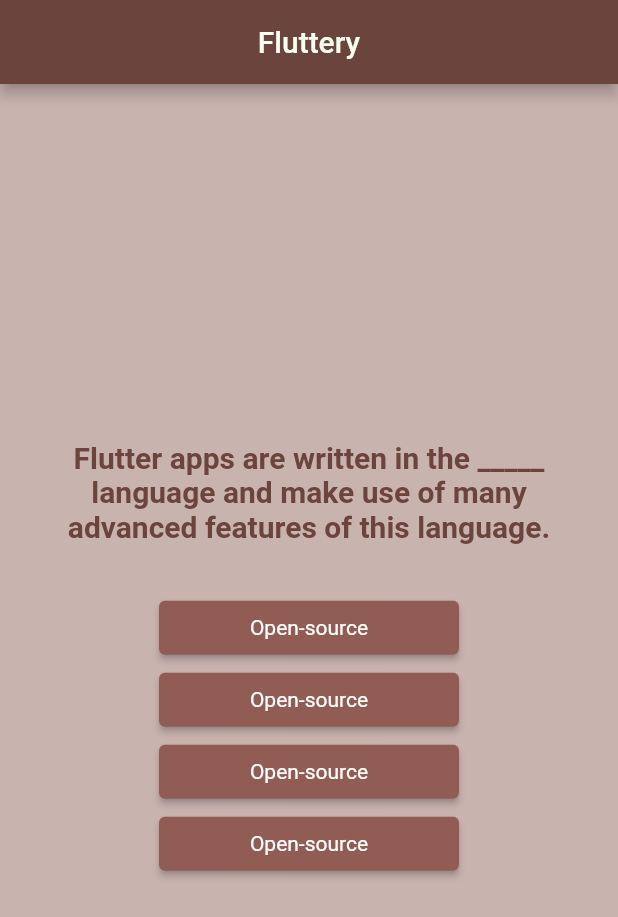
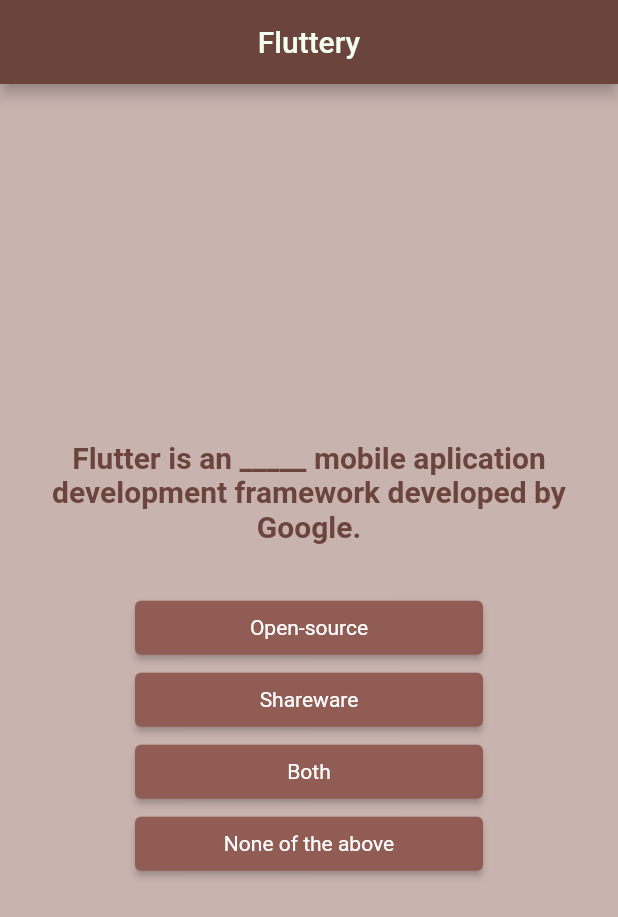
Before and after one commit to naomilago/fluttery, a Flutter app: the screen it shows after launch, on a phone screen of 412 x 824 dp. Shown: the top 917 px of the screen. Run offline on Flutter 3.47's test engine with Material 2 defaults, Android fonts, the phone set to English and light mode, and no system bars; our stand-ins replace hexcolor.

Commit message:
New abstractions + erros ✨

```diff
--- a/lib/answer.dart
+++ b/lib/answer.dart
@@ -3,16 +3,23 @@
 
 class Answer extends StatelessWidget {
   final VoidCallback selectHandler;
-  const Answer(this.selectHandler, {Key? key}) : super(key: key);
+  final String answerText;
+
+  const Answer(this.selectHandler, this.answerText, {Key? key})
+      : super(key: key);
 
   @override
   Widget build(BuildContext context) {
     return ElevatedButton(
-      child: Text(
-        "Open-source",
-        style: TextStyle(
-          fontWeight: FontWeight.w400,
-          color: HexColor("#FEFEFE"),
+      child: SizedBox(
+        width: 200,
+        child: Text(
+          answerText,
+          textAlign: TextAlign.center,
+          style: TextStyle(
+            fontWeight: FontWeight.w400,
+            color: HexColor("#FEFEFE"),
+          ),
         ),
       ),
       style: ButtonStyle(
--- a/lib/main.dart
+++ b/lib/main.dart
@@ -1,7 +1,6 @@
 import "package:flutter/material.dart";
 import "package:hexcolor/hexcolor.dart";
-import "./question.dart";
-import "./answer.dart";
+import './quiz.dart';
 
 void main() {
   runApp(const MyApp());
@@ -17,9 +16,76 @@
 }
 
 class _MyAppState extends State<MyApp> {
-  var _indexQuestion = 1;
+  static const _data = [
+    {
+      'questionText':
+          'Flutter is an _____ mobile aplication development framework developed by Google.',
+      'answers': [
+        {'text': 'Open-source', 'score': 9.73},
+        {'text': 'Shareware', 'score': 4.61},
+        {'text': 'Both', 'score': 1.95},
+        {'text': 'None of the above', 'score': 0},
+      ]
+    },
+    {
+      'questionText':
+          'Flutter apps are written in the _____ language and make use of many advanced features of this language.',
+      'answers': [
+        {'text': 'Java', 'score': 2.3},
+        {'text': 'HTML', 'score': 0.32},
+        {'text': 'JavaScript', 'score': 3},
+        {'text': 'Dart', 'score': 9.98},
+        'Java',
+        'HTML',
+        'Javascript',
+        'Dart'
+      ]
+    },
+    {
+      'questionText': 'Which of the following widgets is used for layouts?',
+      'answers': [
+        {'text': 'Text', 'score': 0.64},
+        {'text': 'Column', 'score': 10},
+        {'text': 'Inkwell', 'score': 3.28},
+        {'text': 'Expanded', 'score': 1.02}
+      ]
+    },
+    {
+      'questionText': 'When was Flutter first described?',
+      'answers': [
+        {'text': '2012', 'score': 0.12},
+        {'text': '2013', 'score': 2.13},
+        {'text': '2017', 'score': 6.42},
+        {'text': '2015', 'score': 9.99}
+      ]
+    },
+    {
+      'questionText': 'When was Flutter released?',
+      'answers': [
+        {'text': '2016', 'score': 5.53},
+        {'text': '2017', 'score': 10},
+        {'text': '2013', 'score': 2.47},
+        {'text': '2019', 'score': 2.35}
+      ]
+    }
+  ];
 
-  void _answerQuestion() {
+  var _indexQuestion = 0;
+  var _totalScore = 0;
+
+  void _answerQuestion(int score) {
+    _totalScore += score;
+
+    setState(() {
+      if (_indexQuestion <= 3 && _indexQuestion >= 0) {
+        _indexQuestion++;
+      } else {
+        _indexQuestion = 0;
+      }
+    });
+  }
+
+  void _restart() {
     setState(() {
       if (_indexQuestion <= 3 && _indexQuestion >= 0) {
         _indexQuestion++;
@@ -31,14 +97,6 @@
 
   @override
   Widget build(BuildContext context) {
-    var questions = [
-      'Flutter is an _____ mobile aplication development framework developed by Google.',
-      'Flutter apps are written in the _____ language and make use of many advanced features of this language.',
-      'Which of the following widgets is used for layouts?',
-      'When was Flutter first described?',
-      'When was Flutter released?',
-    ];
-
     return MaterialApp(
       home: Scaffold(
           backgroundColor: HexColor("#C9B3AF"),
@@ -56,36 +114,44 @@
           ),
           body: Align(
               alignment: Alignment.center,
+              child: (_indexQuestion <= 3 && _indexQuestion >= 0)
+                  ? Quiz(
+                      answerQuestion: _answerQuestion,
+                      indexQuestion: _indexQuestion,
+                      data: _data)
+                  : Center(
+                      child: Align(
+                          alignment: Alignment.center,
                           child: Column(
                             mainAxisAlignment: MainAxisAlignment.center,
                             children: [
-            Padding(
-                padding: const EdgeInsets.only(bottom: 32),
+                              const Padding(
+                                  padding: EdgeInsets.only(bottom: 32),
                                   child: SizedBox(
                                     width: 360,
                                     child: Question(
-                    questions[_indexQuestion],
+                                      'You did it, girl 🤎',
                                     ),
                                   )),
-            SizedBox(
+                              ElevatedButton(
+                                child: SizedBox(
                                   width: 200,
-              child: Answer(_answerQuestion),
-            ),
-            SizedBox(
-              width: 200,
-              child: Answer(_answerQuestion),
-            ),
-            SizedBox(
-              width: 200,
-              child: Answer(_answerQuestion),
-            ),
-            SizedBox(
-              width: 200,
-              child: Answer(_answerQuestion),
-            ),
-          ],
+                                  child: Text(
+                                    'Restart',
+                                    textAlign: TextAlign.center,
+                                    style: TextStyle(
+                                      fontWeight: FontWeight.w400,
+                                      color: HexColor("#FEFEFE"),
                                     ),
                                   ),
-    ));
+                                ),
+                                style: ButtonStyle(
+                                    backgroundColor: MaterialStateProperty.all(
+                                        HexColor("#915C53"))),
+                                onPressed: _restart,
+                              )
+                            ],
+                          ))))),
+    );
   }
 }
--- /dev/null
+++ b/lib/quiz.dart
@@ -0,0 +1,37 @@
+import 'package:flutter/material.dart';
+import './question.dart';
+import './answer.dart';
+
+class Quiz extends StatelessWidget {
+  final List<Map<String, Object>> data;
+  final int indexQuestion;
+  final VoidCallback answerQuestion;
+
+  const Quiz(
+      {required this.data,
+      required this.answerQuestion,
+      required this.indexQuestion,
+      Key? key})
+      : super(key: key);
+
+  @override
+  Widget build(BuildContext context) {
+    return Column(
+      mainAxisAlignment: MainAxisAlignment.center,
+      children: [
+        Padding(
+            padding: const EdgeInsets.only(bottom: 32),
+            child: SizedBox(
+              width: 360,
+              child: Question(
+                data[indexQuestion]['questionText'] as String,
+              ),
+            )),
+        ...(data[indexQuestion]['answers'] as List<Map<String, Object>>)
+            .map((answer) {
+          return Answer(answerQuestion, answer['text'] as String);
+        }).toList(),
+      ],
+    );
+  }
+}
--- /dev/null
+++ b/lib/result.dart
@@ -0,0 +1,40 @@
+class Result extends StatelessWidget {
+  const Result({Key? key}) : super(key: key);
+
+  @override
+  Widget build(BuildContext context) {
+    return Center(
+        child: Align(
+            alignment: Alignment.center,
+            child: Column(
+              mainAxisAlignment: MainAxisAlignment.center,
+              children: [
+                Padding(
+                    padding: const EdgeInsets.only(bottom: 32),
+                    child: SizedBox(
+                      width: 360,
+                      child: Question(
+                        'You did it, girl 🤎',
+                      ),
+                    )),
+                ElevatedButton(
+                  child: SizedBox(
+                    width: 200,
+                    child: Text(
+                      'Restart',
+                      textAlign: TextAlign.center,
+                      style: TextStyle(
+                        fontWeight: FontWeight.w400,
+                        color: HexColor("#FEFEFE"),
+                      ),
+                    ),
+                  ),
+                  style: ButtonStyle(
+                      backgroundColor:
+                          MaterialStateProperty.all(HexColor("#915C53"))),
+                  onPressed: _restart,
+                )
+              ],
+            )));
+  }
+}
```
Lines whose indentation alone changed are shown as unchanged.
